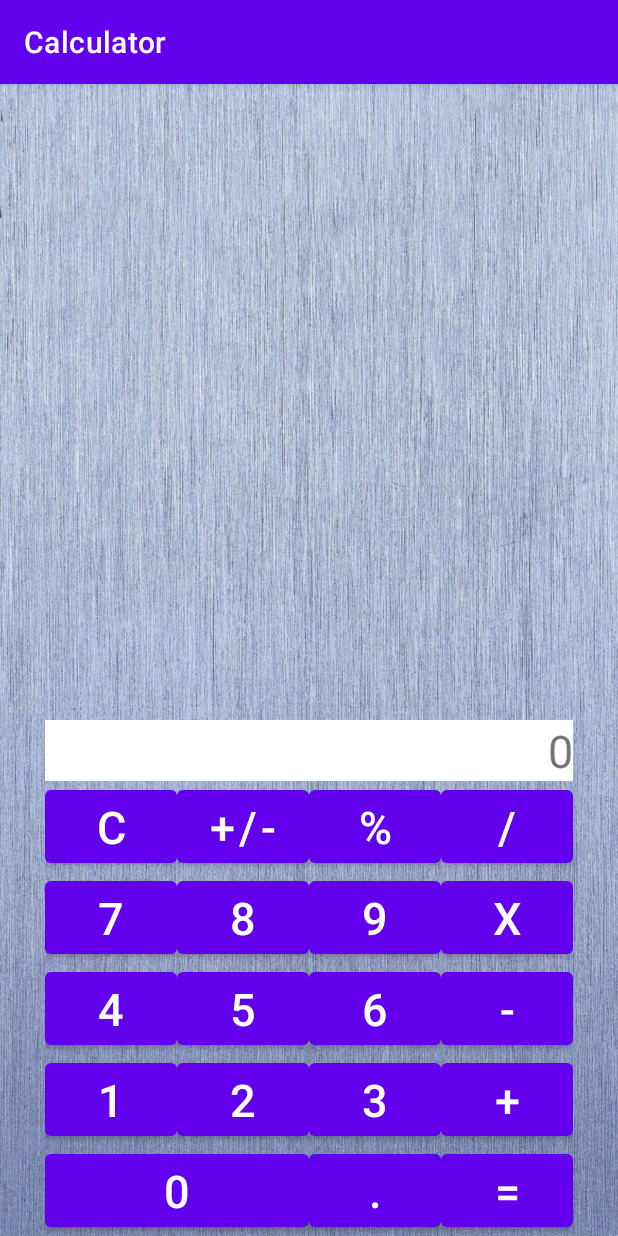
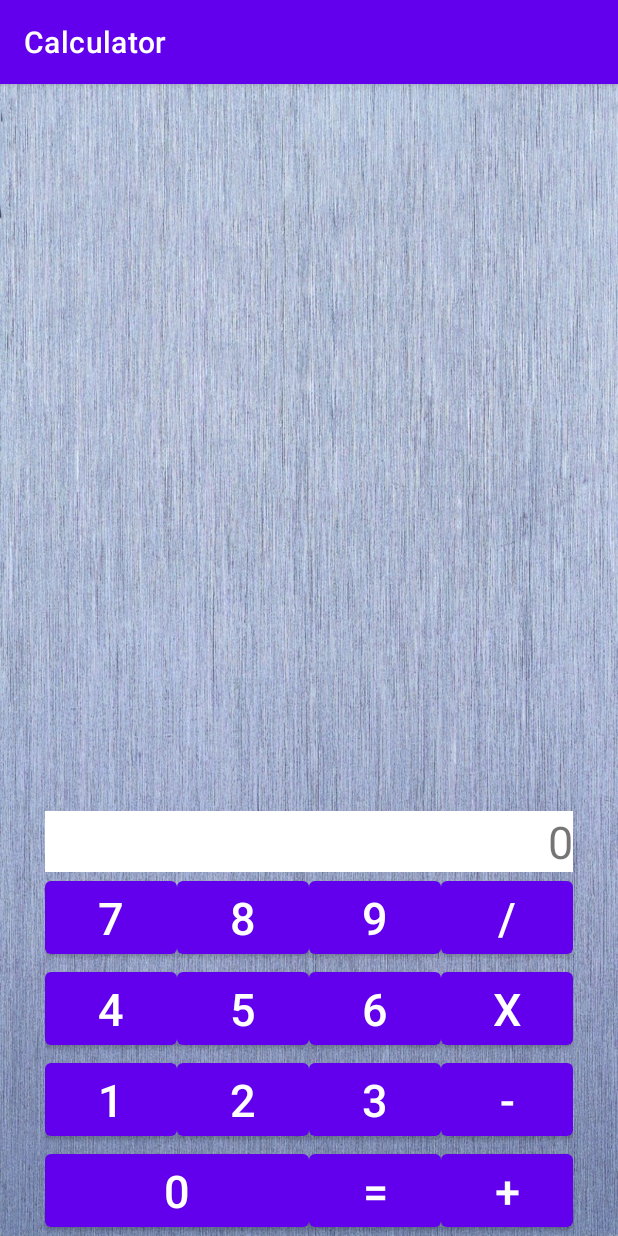
Before and after one commit to NPluzh/HomeWork2, an Android app: the screen it shows after launch (CalculatorActivity), on a phone screen of 412 x 824 dp. Run offline under Robolectric (Android 15) with nearby library versions, the phone set to English and light mode, and no system bars.

Commit message:
remade layout

```diff
--- a/app/src/main/java/ru/geekbrainsstudent/calculator/ui/CalculatorActivity.java
+++ b/app/src/main/java/ru/geekbrainsstudent/calculator/ui/CalculatorActivity.java
@@ -86,12 +86,7 @@ public class CalculatorActivity extends AppCompatActivity implements CalculatorV
         findViewById(R.id.button_div).setOnClickListener(operatorClickListener);
         findViewById(R.id.button_sub).setOnClickListener(operatorClickListener);
 
-        findViewById(R.id.button_dot).setOnClickListener(new View.OnClickListener() {
-            @Override
-            public void onClick(View view) {
-                presenter.onDotPressed();
-            }
-        });
+
     };
    @Override
     public void showResult(String result) {
--- a/app/src/main/java/ru/geekbrainsstudent/calculator/ui/CalculatorPresenter.java
+++ b/app/src/main/java/ru/geekbrainsstudent/calculator/ui/CalculatorPresenter.java
@@ -9,7 +9,7 @@ public class CalculatorPresenter {
     DecimalFormat formater = new DecimalFormat("###,###.##########");
     private CalculatorView view;
     private Calculator calculator;
-    private double argOne;
+    private Double argOne;
     private Double argTwo;
     private Operator selectedOperator;
 
@@ -19,10 +19,13 @@ public class CalculatorPresenter {
     }
 
     public void onDigitPressed(int digit) {
-        if(argTwo == null){
+        if (argTwo == null) {
+            if (argOne == null) {
+                argOne = 0d;
+            }
             argOne = argOne * 10 + digit;
             showFormatted(argOne);
-        }else{
+        } else {
             argTwo = argTwo * 10 + digit;
             showFormatted(argTwo);
         }
@@ -30,8 +33,8 @@ public class CalculatorPresenter {
     }
 
     public void onOperatorPressed(Operator operator) {
-        if(selectedOperator != null){
-            argOne = calculator.perform(argOne,argTwo,selectedOperator);
+        if (selectedOperator != null) {
+            argOne = calculator.perform(argOne, argTwo, selectedOperator);
             showFormatted(argOne);
         }
 
@@ -39,10 +42,10 @@ public class CalculatorPresenter {
         selectedOperator = operator;
     }
 
-    private  void showFormatted(double value){
+
+    private void showFormatted(Double value) {
         view.showResult(formater.format(value));
     }
 
-    public void onDotPressed() {
-    }
+
 }
--- a/app/src/main/res/layout/activity_main.xml
+++ b/app/src/main/res/layout/activity_main.xml
@@ -9,120 +9,95 @@
         android:layout_height="wrap_content"
         android:layout_gravity="bottom|center_horizontal"
         android:columnCount="4"
-    android:rowCount="6">
+        android:rowCount="5">
 
         <TextView
             android:id="@+id/result"
+            android:layout_columnSpan="4"
+            android:layout_gravity="fill"
+            android:background="@color/white"
             android:text="@string/result_text"
-        android:textSize="@dimen/result_text"
-        android:layout_gravity="fill"
             android:textDirection="rtl"
-        android:background="@color/white"
-        android:layout_columnSpan="4"/>
+            android:textSize="@dimen/result_text" />
+
 
         <Button
-        android:id="@+id/button_del"
-        android:text="@string/key_del"
-        android:textSize="@dimen/button_text"
-        android:onClick="onButtonClicked"/>
+            android:id="@+id/button_7"
+            android:text="@string/key_7"
+            android:textSize="@dimen/button_text" />
 
         <Button
-        android:id="@+id/button_plus_minus"
-        android:text="@string/key_plus_minus"
-        android:textSize="@dimen/button_text"
-        android:onClick="onButtonClicked"/>
+            android:id="@+id/button_8"
+            android:text="@string/key_8"
+            android:textSize="@dimen/button_text" />
 
         <Button
-        android:id="@+id/button_mod"
-        android:text="@string/key_mod"
-        android:textSize="@dimen/button_text"
-        android:onClick="onButtonClicked"/>
+            android:id="@+id/button_9"
+            android:text="@string/key_9"
+            android:textSize="@dimen/button_text" />
 
         <Button
             android:id="@+id/button_div"
             android:text="@string/key_div"
-        android:textSize="@dimen/button_text"
-        android:onClick="onButtonClicked"/>
+            android:textSize="@dimen/button_text" />
+
 
         <Button
-        android:id="@+id/button_7"
-        android:text="@string/key_7"
-        android:textSize="@dimen/button_text"
-        android:onClick="onButtonClicked"/>
+            android:id="@+id/button_4"
+            android:text="@string/key_4"
+            android:textSize="@dimen/button_text" />
+
         <Button
-        android:id="@+id/button_8"
-        android:text="@string/key_8"
-        android:textSize="@dimen/button_text"
-        android:onClick="onButtonClicked"/>
+            android:id="@+id/button_5"
+            android:text="@string/key_5"
+            android:textSize="@dimen/button_text" />
+
         <Button
-        android:id="@+id/button_9"
-        android:text="@string/key_9"
-        android:textSize="@dimen/button_text"
-        android:onClick="onButtonClicked"/>
+            android:id="@+id/button_6"
+            android:text="@string/key_6"
+            android:textSize="@dimen/button_text" />
+
         <Button
             android:id="@+id/button_mul"
             android:text="@string/key_mul"
-        android:textSize="@dimen/button_text"
-        android:onClick="onButtonClicked"/>
+            android:textSize="@dimen/button_text" />
+
         <Button
-        android:id="@+id/button_4"
-        android:text="@string/key_4"
-        android:textSize="@dimen/button_text"
-        android:onClick="onButtonClicked"/>
+            android:id="@+id/button_1"
+            android:text="@string/key_1"
+            android:textSize="@dimen/button_text" />
+
         <Button
-        android:id="@+id/button_5"
-        android:text="@string/key_5"
-        android:textSize="@dimen/button_text"
-        android:onClick="onButtonClicked"/>
+            android:id="@+id/button_2"
+            android:text="@string/key_2"
+            android:textSize="@dimen/button_text" />
+
         <Button
-        android:id="@+id/button_6"
-        android:text="@string/key_6"
-        android:textSize="@dimen/button_text"
-        android:onClick="onButtonClicked"/>
+            android:id="@+id/button_3"
+            android:text="@string/key_3"
+            android:textSize="@dimen/button_text" />
+
         <Button
             android:id="@+id/button_sub"
             android:text="@string/key_sub"
-        android:textSize="@dimen/button_text"
-        android:onClick="onButtonClicked"/>
+            android:textSize="@dimen/button_text" />
+
         <Button
-        android:id="@+id/button_1"
-        android:text="@string/key_1"
-        android:textSize="@dimen/button_text"
-        android:onClick="onButtonClicked"/>
+            android:id="@+id/button_0"
+            android:layout_columnSpan="2"
+            android:layout_gravity="fill"
+            android:text="@string/key_0"
+            android:textSize="@dimen/button_text" />
+
         <Button
-        android:id="@+id/button_2"
-        android:text="@string/key_2"
-        android:textSize="@dimen/button_text"
-        android:onClick="onButtonClicked"/>
-    <Button
-        android:id="@+id/button_3"
-        android:text="@string/key_3"
-        android:textSize="@dimen/button_text"
-        android:onClick="onButtonClicked"/>
+            android:id="@+id/button_equal"
+            android:text="@string/key_equal"
+            android:textSize="@dimen/button_text" />
+
         <Button
             android:id="@+id/button_add"
             android:text="@string/key_add"
-        android:textSize="@dimen/button_text"
-        android:onClick="onButtonClicked"/>
-    <Button
-        android:id="@+id/button_0"
-        android:text="@string/key_0"
-        android:textSize="@dimen/button_text"
-         android:layout_columnSpan="2"
-          android:layout_gravity="fill"
-        android:onClick="onButtonClicked"/>
-
-
-    <Button
-        android:id="@+id/button_dot"
-        android:text="@string/key_0dot"
-        android:textSize="@dimen/button_text"
-        android:onClick="onButtonClicked"/>
-    <Button
-        android:id="@+id/button_equal"
-        android:text="@string/key_equal"
-        android:textSize="@dimen/button_text"
-        android:onClick="onButtonClicked"/>
+            android:textSize="@dimen/button_text" />
 
 
     </GridLayout>
```
Lines whose indentation alone changed are shown as unchanged.
